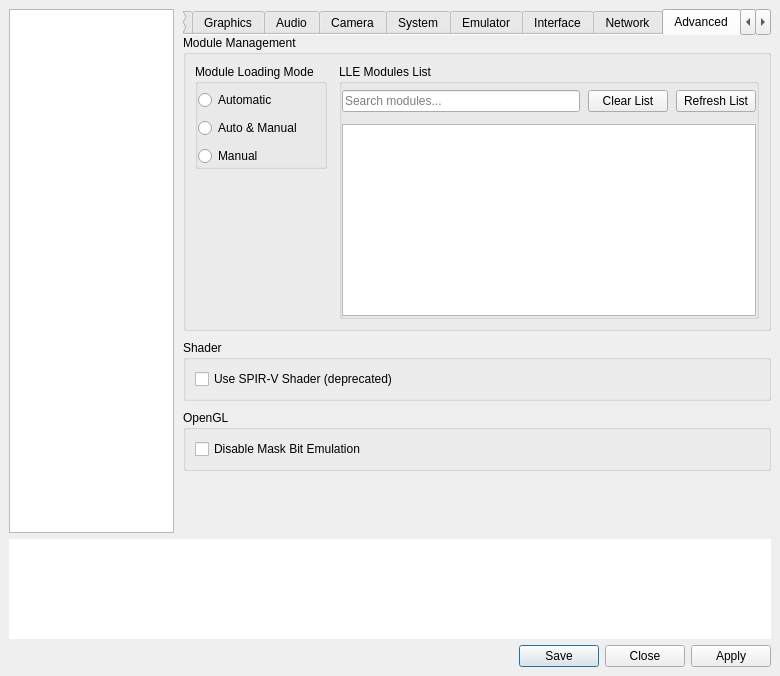
Before: the Qt Designer form vita3k/gui-qt/src/settings_dialog.ui in Vita3K/Vita3K, drawn with Qt 5.
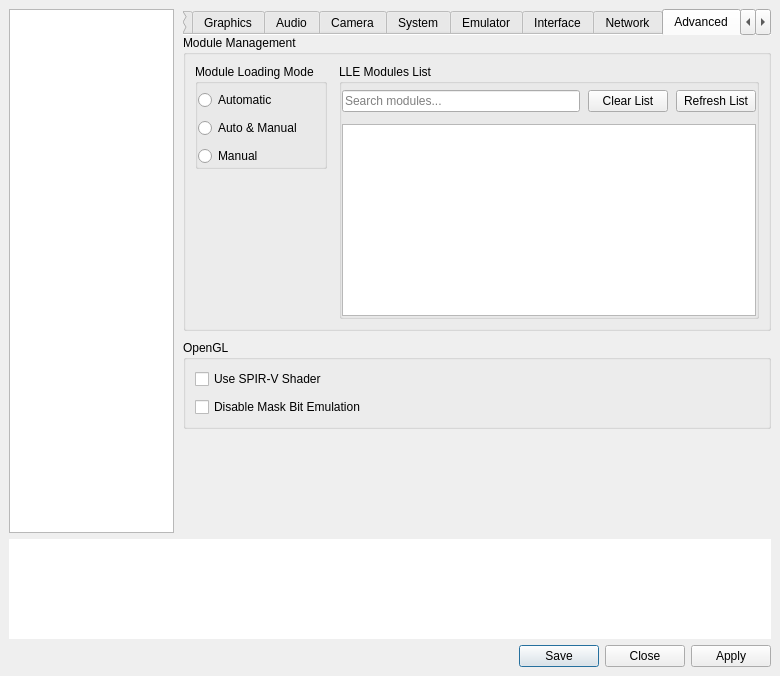
After: the same form once the commit is applied. The open tabs and pages were chosen to show the change.

Commit message: renderer/gl: Fix black screen with SPIR-V shaders (#4468)

Patch:
```diff
--- a/vita3k/gui-qt/src/settings_dialog.ui
+++ b/vita3k/gui-qt/src/settings_dialog.ui
@@ -2942,33 +2942,21 @@
               </widget>
              </item>
              <item>
-              <widget class="QGroupBox" name="gb_advanced_shader_section">
+              <widget class="QGroupBox" name="gb_advanced_gl_section">
                <property name="title">
-                <string>Shader</string>
+                <string>OpenGL</string>
                </property>
-               <layout class="QVBoxLayout" name="gb_advanced_shader_section_layout">
+               <layout class="QVBoxLayout" name="gb_advanced_gl_section_layout">
                 <property name="spacing">
                  <number>8</number>
                 </property>
                 <item>
                  <widget class="QCheckBox" name="spirv_shader">
                   <property name="text">
-                   <string>Use SPIR-V Shader (deprecated)</string>
+                   <string>Use SPIR-V Shader</string>
                   </property>
                  </widget>
                 </item>
-               </layout>
-              </widget>
-             </item>
-             <item>
-              <widget class="QGroupBox" name="gb_advanced_gl_section">
-               <property name="title">
-                <string>OpenGL</string>
-               </property>
-               <layout class="QVBoxLayout" name="gb_advanced_gl_section_layout">
-                <property name="spacing">
-                 <number>8</number>
-                </property>
                 <item>
                  <widget class="QCheckBox" name="disable_mask_bit">
                   <property name="text">
```
The commit also changes 6 other files.
